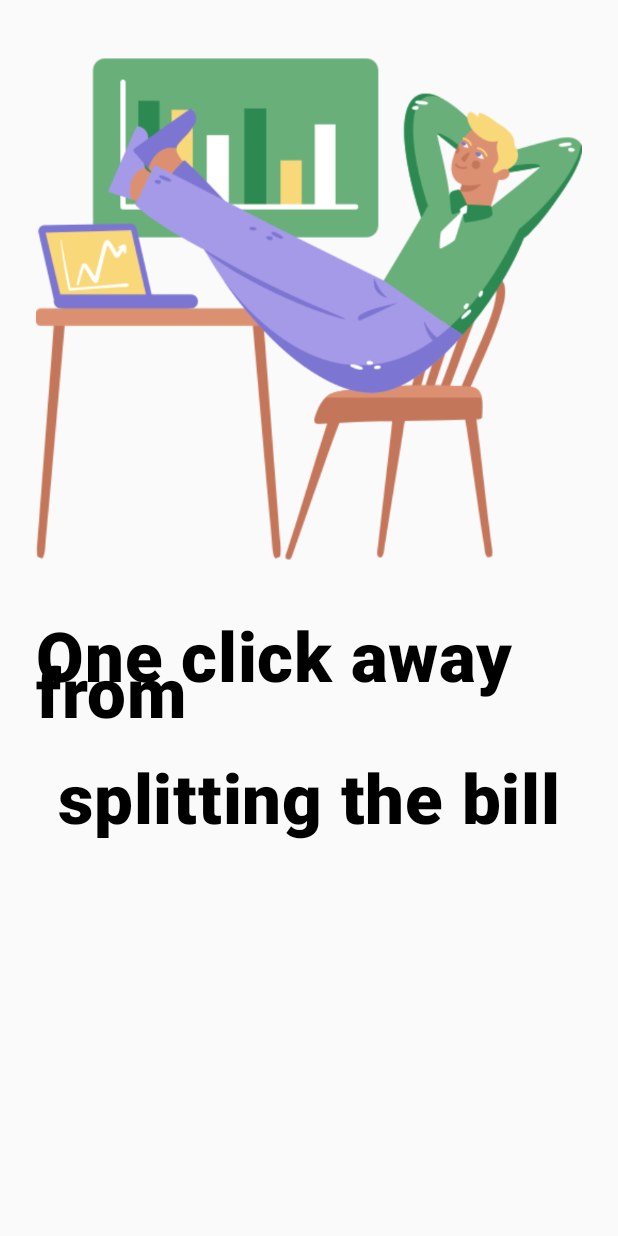
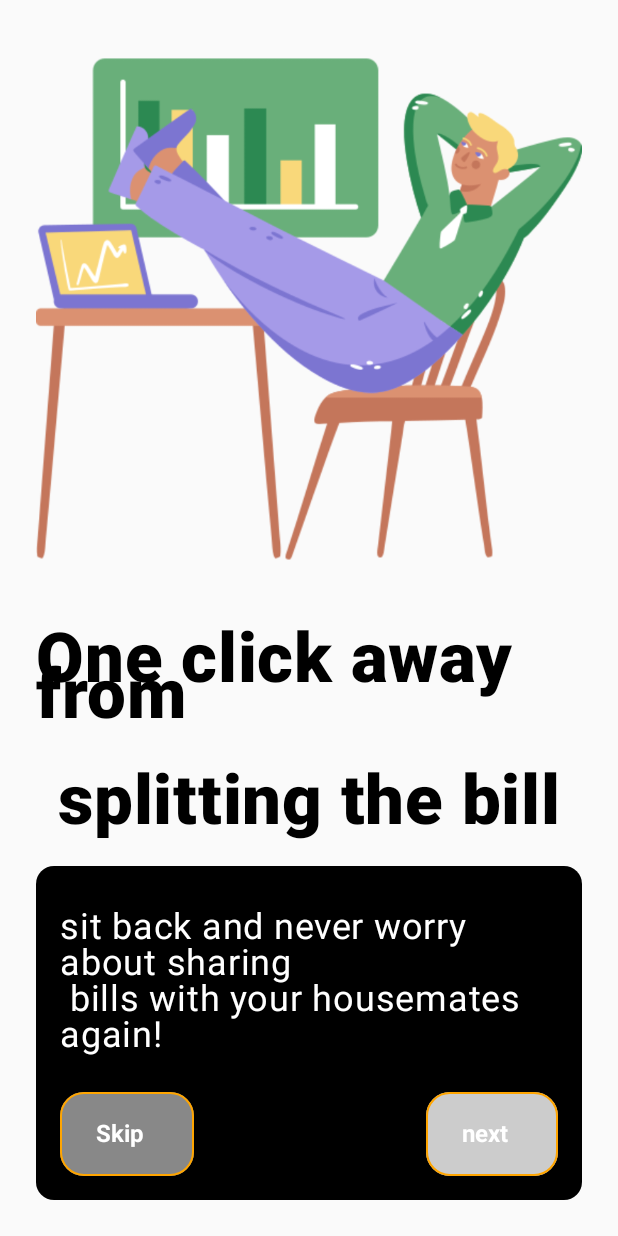
Before and after one commit to DevKorrir/BongeshaProject1, an Android app built with Jetpack Compose: the MainActivity screen opened through its navigation route, on a phone screen of 412 x 824 dp. Run offline under Robolectric (Android 15) with nearby library versions, the phone set to English and light mode, and no system bars.

Commit message:
create a box and made adjacent modification over all screens

```diff
--- a/app/src/main/java/dev/korryr/bongesha/commons/bongabutton.kt
+++ b/app/src/main/java/dev/korryr/bongesha/commons/bongabutton.kt
@@ -11,6 +11,7 @@ import androidx.compose.foundation.shape.CornerSize
 import androidx.compose.material.icons.Icons
 import androidx.compose.material.icons.filled.ArrowForward
 import androidx.compose.material3.Button
+import androidx.compose.material3.ButtonColors
 import androidx.compose.material3.ButtonDefaults
 import androidx.compose.material3.Icon
 import androidx.compose.material3.MaterialTheme
@@ -29,6 +30,7 @@ import dev.korryr.bongesha.ui.theme.orange100
 fun bongabutton(
     modifier: Modifier = Modifier,
     label: String,
+    buttonColor: Color,
     showArrow: Boolean = true,
     onClick: () -> Unit
 ){
@@ -37,10 +39,10 @@ fun bongabutton(
         shape = MaterialTheme.shapes.large.copy(all = CornerSize(16.dp)),
         onClick = onClick,
         colors = ButtonDefaults.buttonColors(
-            containerColor = Color.Black,
+            containerColor = buttonColor
         ),
-        modifier = Modifier
-            .fillMaxWidth()
+        modifier = modifier
+            //.fillMaxWidth()
             .testTag(label)
             .height(56.dp)
         ){
--- a/app/src/main/java/dev/korryr/bongesha/screens/welcomescreen.kt
+++ b/app/src/main/java/dev/korryr/bongesha/screens/welcomescreen.kt
@@ -1,14 +1,27 @@
 package dev.korryr.bongesha.screens
 
 import androidx.compose.foundation.Image
+import androidx.compose.foundation.background
+import androidx.compose.foundation.layout.Arrangement
+import androidx.compose.foundation.layout.Box
 import androidx.compose.foundation.layout.Column
+import androidx.compose.foundation.layout.Row
 import androidx.compose.foundation.layout.Spacer
+import androidx.compose.foundation.layout.fillMaxWidth
 import androidx.compose.foundation.layout.height
 import androidx.compose.foundation.layout.padding
+import androidx.compose.foundation.layout.width
+import androidx.compose.foundation.layout.wrapContentHeight
+import androidx.compose.foundation.layout.wrapContentWidth
+import androidx.compose.foundation.shape.RoundedCornerShape
 import androidx.compose.material3.Text
 import androidx.compose.runtime.Composable
+import androidx.compose.runtime.internal.composableLambdaInstance
 import androidx.compose.ui.Alignment
 import androidx.compose.ui.Modifier
+import androidx.compose.ui.draw.clip
+import androidx.compose.ui.graphics.Color
+import androidx.compose.ui.modifier.modifierLocalConsumer
 import androidx.compose.ui.res.painterResource
 import androidx.compose.ui.text.font.FontStyle
 import androidx.compose.ui.text.font.FontWeight
@@ -17,6 +30,7 @@ import androidx.compose.ui.unit.dp
 import androidx.compose.ui.unit.sp
 import androidx.navigation.NavController
 import dev.korryr.bongesha.R
+import dev.korryr.bongesha.commons.bongabutton
 
 @Composable
 fun BongaWelcome(
@@ -47,5 +61,72 @@ fun BongaWelcome(
             fontWeight = FontWeight.ExtraBold,
             modifier = Modifier.padding(bottom = 16.dp)
         )
+        Spacer(modifier = Modifier.weight(1f))
+
+        Column(
+            horizontalAlignment = Alignment.CenterHorizontally,
+            verticalArrangement = Arrangement.Bottom
+        ) {
+            Box(
+                contentAlignment = Alignment.BottomCenter,
+                modifier = Modifier
+                    .background(
+                        shape = RoundedCornerShape(12.dp),
+                        color = Color.Black)
+                    .fillMaxWidth()
+                    //.align(Alignment.BottomCenter)
+                    .height(288.dp),
+            ){
+                Column(
+                    modifier = Modifier.padding(16.dp),
+                    horizontalAlignment = Alignment.CenterHorizontally,
+                    verticalArrangement = Arrangement.Center
+                ){
+                    Text(
+                        text = "sit back and never worry about sharing \n bills with your housemates again!",
+                        color = Color.White,
+                        fontSize = 24.sp
+                        )
+
+                    Spacer(modifier = Modifier.height(24.dp))
+
+                    Row (
+                        modifier = Modifier.fillMaxWidth(),
+                        horizontalArrangement = Arrangement.SpaceBetween,
+                        verticalAlignment = Alignment.CenterVertically
+                    ){
+                        Row(
+                            modifier = Modifier.fillMaxWidth(),
+                            horizontalArrangement = Arrangement.SpaceBetween,
+                            verticalAlignment = Alignment.CenterVertically
+                        ) {
+                            bongabutton(
+
+                                showArrow = false,
+                                label = "Skip",
+                                buttonColor = Color.Gray,
+                                modifier = Modifier
+                                    .wrapContentWidth()
+                                    //.weight(1f)
+                            ) {
+                            }
+
+                            Spacer(modifier = Modifier.width(8.dp))
+
+                            bongabutton(
+                                showArrow = false,
+                                label = "next",
+                                buttonColor = Color.LightGray,
+                                modifier = Modifier
+
+                                    .wrapContentWidth()
+                            ) {
+
+                            }
+                        }
+                    }
+                }
+            }
+        }
     }
 }
```
Also changed, not shown: app/src/main/java/dev/korryr/bongesha/commons/bongabox.kt (added, +36 -0 lines), app/src/main/java/dev/korryr/bongesha/screens/signupscreen.kt (+50 -11 lines), app/src/main/res/drawable/apple_icon.png (added), app/src/main/res/drawable/facebook_icon.png (added), app/src/main/res/drawable/google_icons.webp (added).
